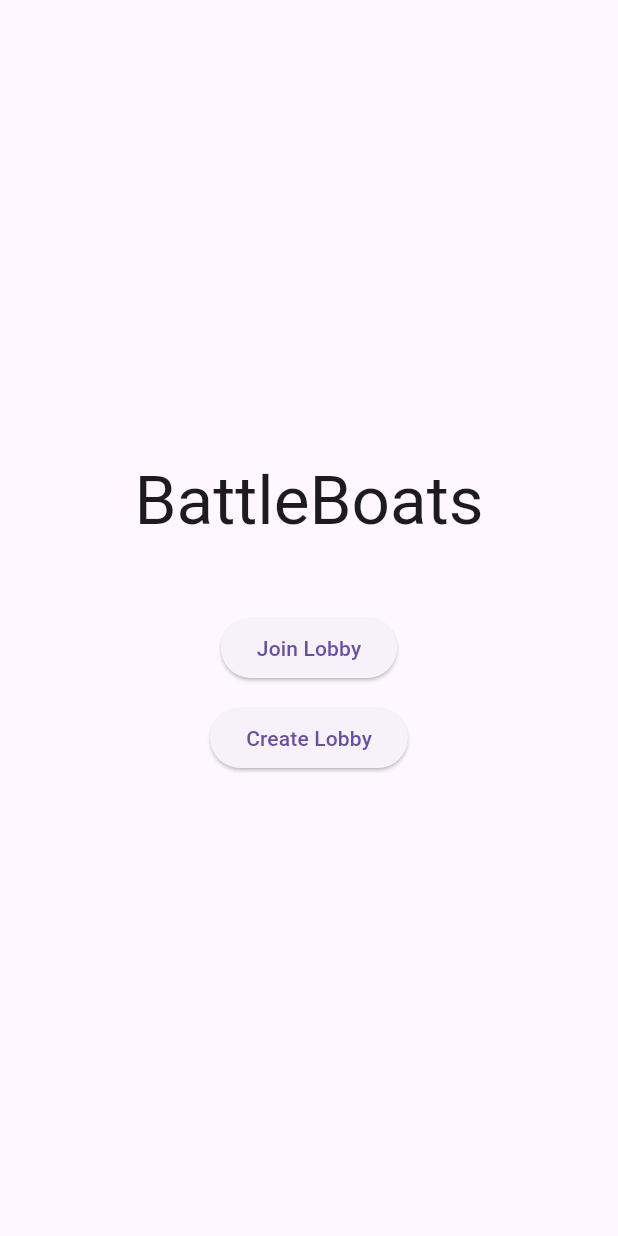
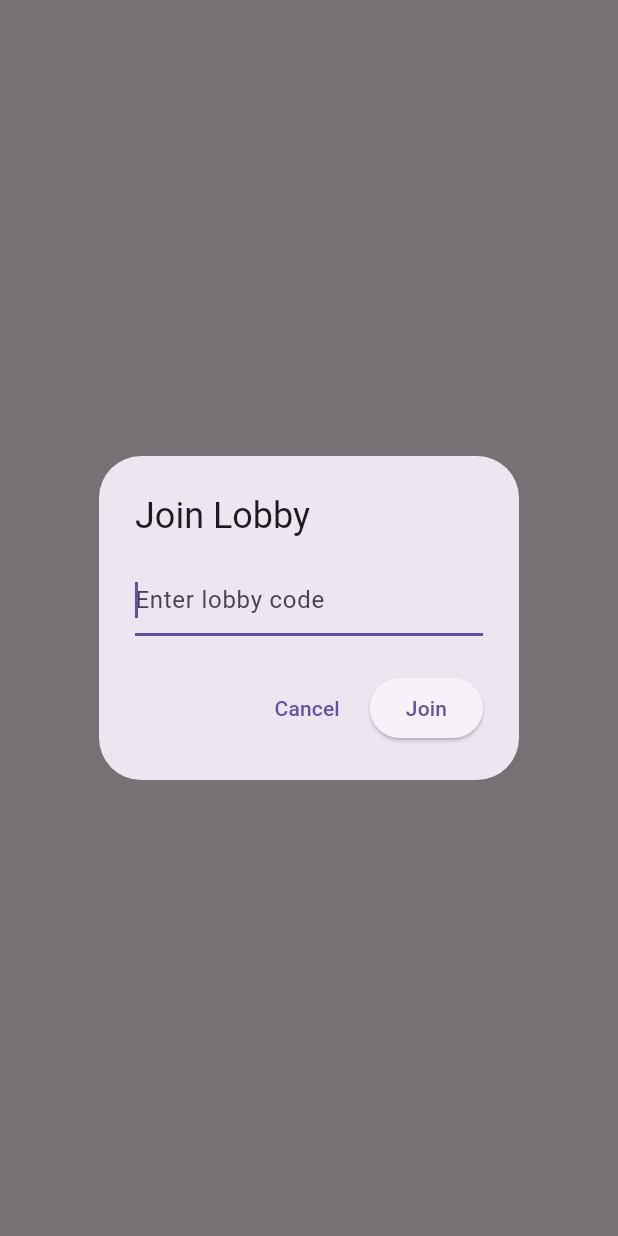
Before and after one commit to tht1prsn/battle_boats, a Flutter app: the screen it shows after launch, after a tap on "Join Lobby", on a phone screen of 412 x 824 dp. Run offline on Flutter 3.47's test engine with Material 3 defaults, Android fonts, the phone set to English and light mode, and no system bars.

Commit message:
Add join code popup

```diff
--- a/battle_boats/lib/screens/start_screen.dart
+++ b/battle_boats/lib/screens/start_screen.dart
@@ -1,6 +1,8 @@
 import 'package:flutter/material.dart';
+import 'package:battle_boats/widgets/join_lobby.dart';
 
 // when the player creates or joins a lobby
+// collects the join code, start screen is the one that does the joining
 class StartScreen extends StatelessWidget {
   const StartScreen({super.key});
 
@@ -16,15 +18,22 @@ class StartScreen extends StatelessWidget {
                 style: Theme.of(context).textTheme.displayMedium),
             const SizedBox(height: 48),
             ElevatedButton(
-              onPressed: () => (
-                // going to put the next screen here
-              ),
+              onPressed: () async {
+                // join code popup stuffs
+                final code = await showDialog<String>(
+                  context: context,
+                  builder: (_) => const JoinLobbyDialog(),
+                );
+                if (code == null || !context.mounted) return;
+                debugPrint('Joining lobby $code');
+                // still waiting for navigation to gamescreen through our wip join function
+              },
               child: const Text('Join Lobby'),
             ),
             const SizedBox(height: 12),
             ElevatedButton(
               onPressed: () {
-                // we cannot join people yet so we wont join yet
+                // going to put the next screen here
               },
               child: const Text('Create Lobby'),
             ),
--- /dev/null
+++ b/battle_boats/lib/widgets/join_lobby.dart
@@ -0,0 +1,53 @@
+import 'package:flutter/material.dart';
+
+// popup to let people join lobbies
+class JoinLobbyDialog extends StatefulWidget {
+  const JoinLobbyDialog({super.key});
+
+  @override
+  State<JoinLobbyDialog> createState() => _JoinLobbyDialogState();
+}
+
+class _JoinLobbyDialogState extends State<JoinLobbyDialog> {
+  // holds what players type in
+  final TextEditingController _controller = TextEditingController();
+
+  @override
+  void dispose() {
+    _controller.dispose();
+    super.dispose();
+  }
+
+  // sends the code to teh caller
+  void _submit() {
+    // generalizing uppercase and trimmed
+    final code = _controller.text.trim().toUpperCase();
+    if (code.isEmpty) return;
+    Navigator.pop(context, code);
+  }
+
+  @override
+  Widget build(BuildContext context) {
+    return AlertDialog(
+      title: const Text('Join Lobby'),
+      content: TextField(
+        controller: _controller,
+        autofocus: true,
+        textCapitalization: TextCapitalization.characters,
+        decoration: const InputDecoration(hintText: 'Enter lobby code'),
+        // 'done' and 'join' both work super cool
+        onSubmitted: (_) => _submit(),
+      ),
+      actions: [
+        TextButton(
+          onPressed: () => Navigator.pop(context),
+          child: const Text('Cancel'),
+        ),
+        ElevatedButton(
+          onPressed: _submit,
+          child: const Text('Join'),
+        ),
+      ],
+    );
+  }
+}
```
